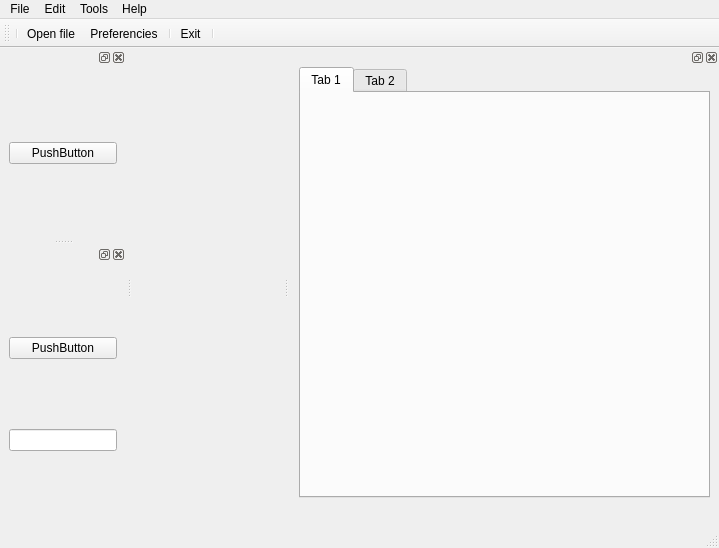
Before: the Qt Designer form mainwin.ui in pgroning/best, drawn with Qt 5.
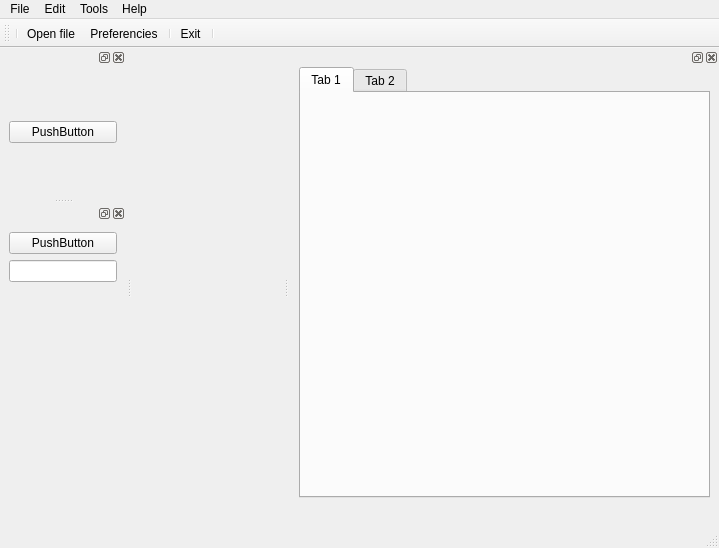
After: the same form once the commit is applied. Icons and pictures are not drawn.

```diff
--- a/mainwin.ui
+++ b/mainwin.ui
@@ -115,6 +115,19 @@
      <item>
       <widget class="QLineEdit" name="lineEdit"/>
      </item>
+     <item>
+      <spacer name="verticalSpacer">
+       <property name="orientation">
+        <enum>Qt::Vertical</enum>
+       </property>
+       <property name="sizeHint" stdset="0">
+        <size>
+         <width>20</width>
+         <height>40</height>
+        </size>
+       </property>
+      </spacer>
+     </item>
     </layout>
    </widget>
   </widget>
```
